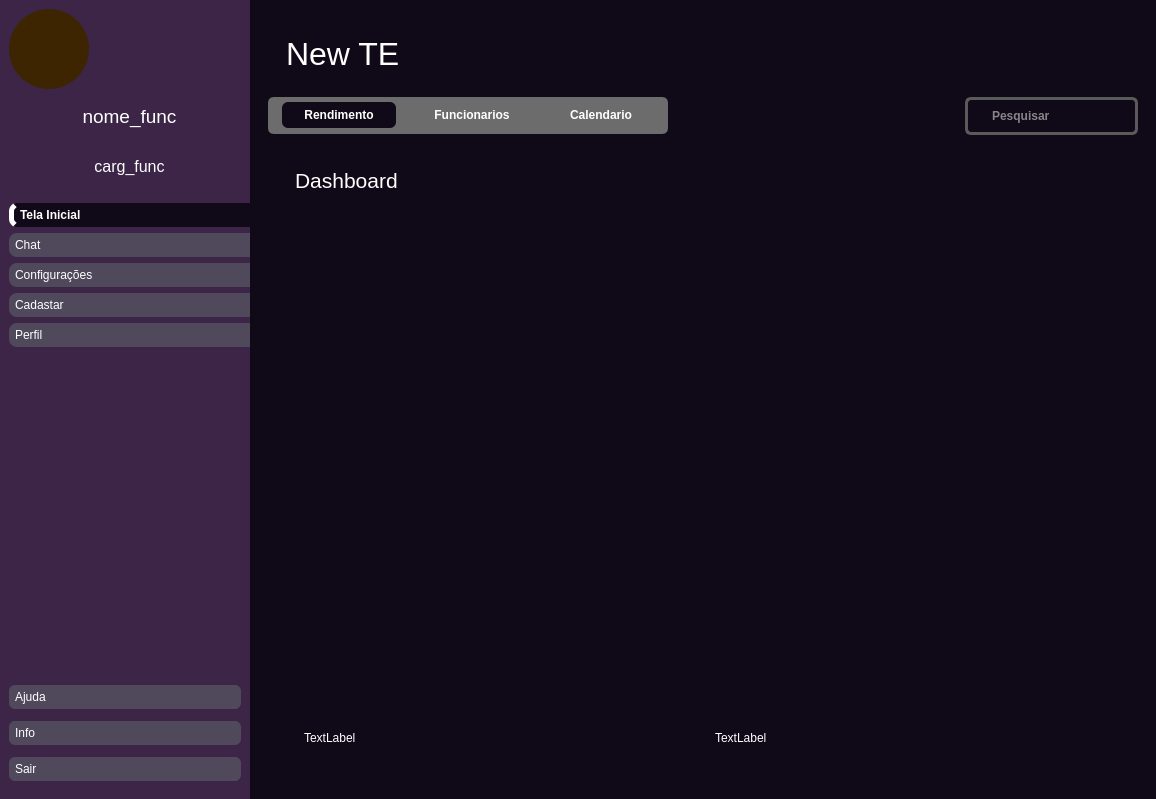
Above: design/NOVODASH.ui from Zstraffey/NewTE before the change. Below: the same form after it.
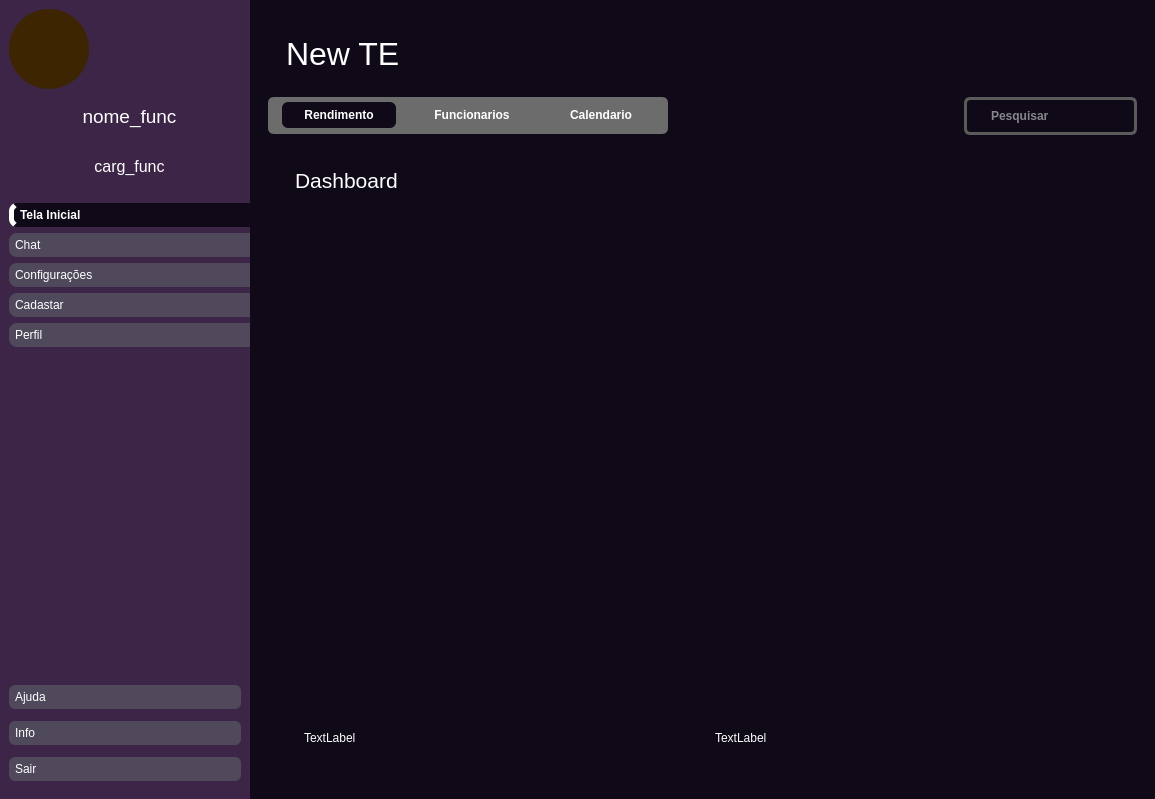
That is the form after the change. Icons and pictures are not drawn.

What changed in the file:
```diff
--- a/design/NOVODASH.ui
+++ b/design/NOVODASH.ui
@@ -6,7 +6,7 @@
    <rect>
     <x>0</x>
     <y>0</y>
-    <width>1156</width>
+    <width>1155</width>
     <height>799</height>
    </rect>
   </property>
```
